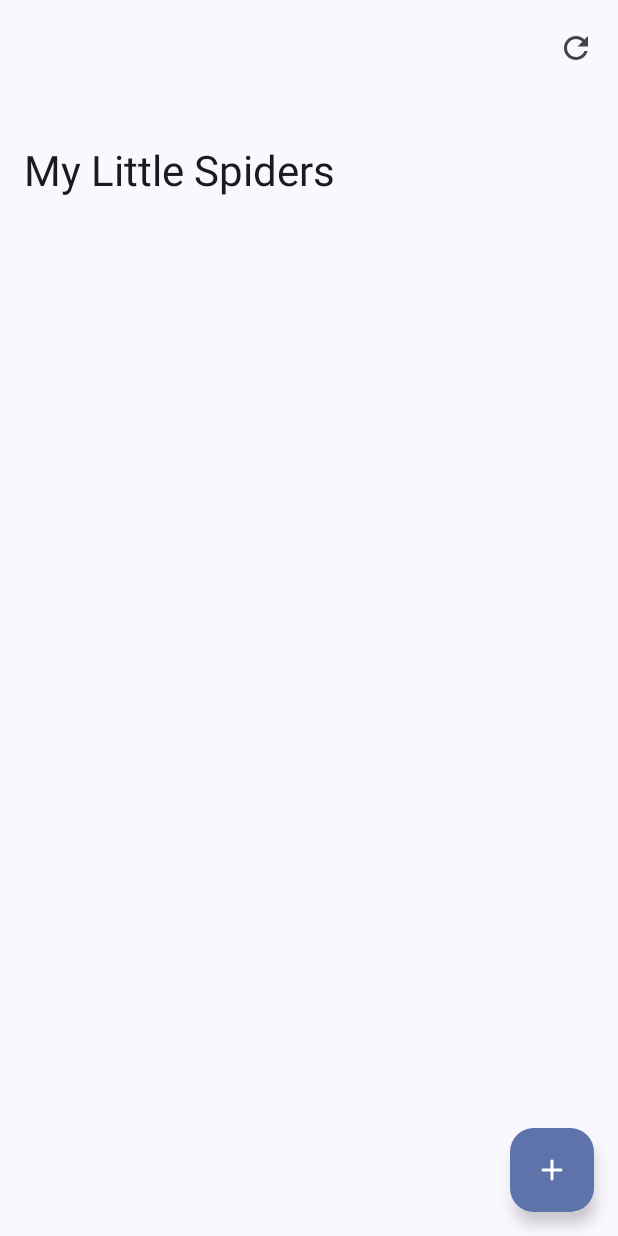
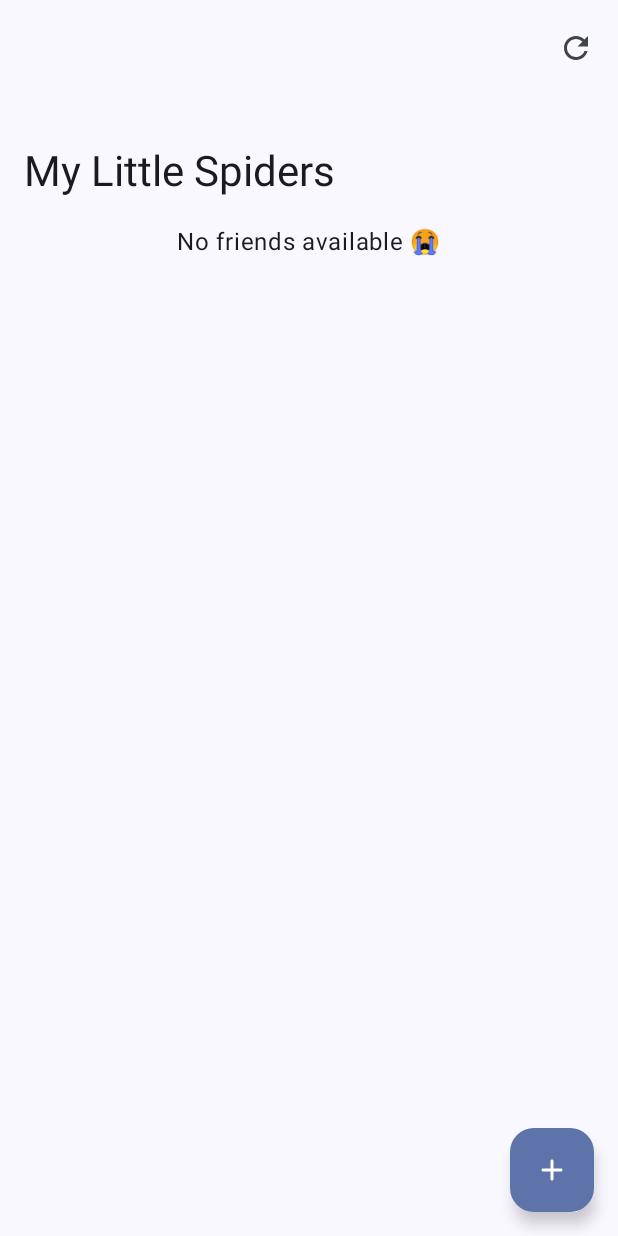
Before and after one commit to sipos-david/my-little-spiders-android, an Android app built with Jetpack Compose: the screen it shows after launch (MainActivity), on a phone screen of 412 x 824 dp. Run offline under Robolectric (Android 15) with nearby library versions, the phone set to English and light mode, and no system bars; our stand-ins replace Dagger/Hilt's generated code, Room's generated code; libraries missing offline, so code that uses them is left out: com.jakewharton.retrofit2.

Commit message:
Add empty list texts

```diff
--- a/app/src/main/java/dev/shipi/mylittlespiders/presentation/list/ListScreen.kt
+++ b/app/src/main/java/dev/shipi/mylittlespiders/presentation/list/ListScreen.kt
@@ -3,6 +3,7 @@ package dev.shipi.mylittlespiders.presentation.list
 import androidx.compose.foundation.layout.Box
 import androidx.compose.foundation.layout.Column
 import androidx.compose.foundation.layout.fillMaxSize
+import androidx.compose.foundation.layout.fillMaxWidth
 import androidx.compose.foundation.layout.padding
 import androidx.compose.foundation.lazy.LazyColumn
 import androidx.compose.material3.Text
@@ -99,6 +100,17 @@ fun ListView(
                 if (!state.isNetworkAvailable) {
                     NetworkNotAvailableWidget()
                 }
+                if (state.data.isEmpty()) {
+                    Column(
+                        horizontalAlignment = Alignment.CenterHorizontally,
+                        modifier = Modifier.fillMaxWidth()
+                    ) {
+                        Text(
+                            text = "No friends available 😭",
+                            style = MaterialTheme.typography.bodyLarge
+                        )
+                    }
+                }
                 LazyColumn(modifier = Modifier.padding(start = 16.dp, end = 16.dp, top = 8.dp)) {
                     items(state.data) { friend ->
                         FriendRow(
```
Also changed, not shown: app/src/main/java/dev/shipi/mylittlespiders/presentation/details/DetailsScreen.kt (+21 -0 lines).
